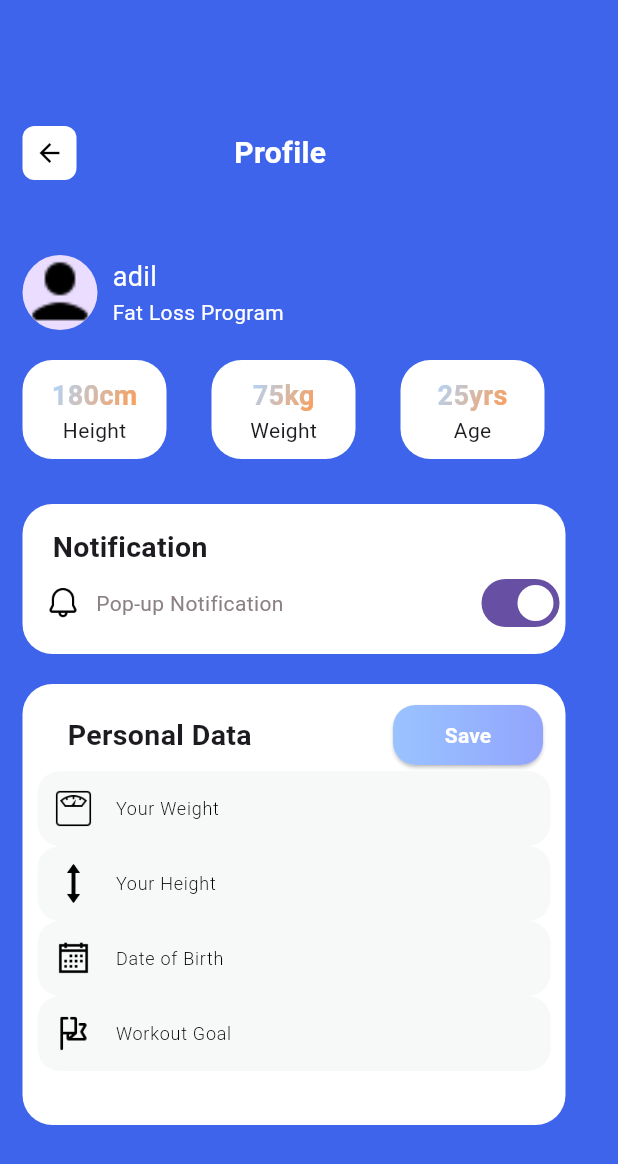
After one commit to broface99/WorkoutApp, a Flutter app: the ProfileScreen screen opened by its route, on a phone screen of 412 x 824 dp. The commit adds this screen. Shown: the top 1164 px of the screen. Run offline on Flutter 3.47's test engine with Material 3 defaults, Android fonts, the phone set to English and light mode, and no system bars; our stand-ins replace image_picker.

Commit message:
finished profile page

```diff
--- a/lib/Pages/home_page.dart
+++ b/lib/Pages/home_page.dart
@@ -18,12 +18,13 @@ class HomeScreen extends StatelessWidget {
 
               ElevatedButton(
                onPressed: (){
-                  Navigator.pushNamed(context, '/notification');
+                  Navigator.pushNamed(context, '/nav');
                 },
-                 child: Text('Notification'))
+                 child: Text('profile'))
             ],
           ),
         ),
+
       ),
     );
   }
--- a/lib/Pages/notification_page.dart
+++ b/lib/Pages/notification_page.dart
@@ -215,18 +215,15 @@ class NotificationScreen extends StatelessWidget {
                 ],
               ),
               SizedBox(height: 15,),
-              Container(
-                width: double.infinity,
-                height: 1,
-                color: Colors.white,
-              ),
-              SizedBox(height: 20,),
+
+
 
 
             ],
           ),
         ),
       ),
+
     );
   }
 }
--- /dev/null
+++ b/lib/Pages/profile_page.dart
@@ -0,0 +1,422 @@
+// ignore_for_file: prefer_const_constructors, prefer_const_literals_to_create_immutables
+import 'package:flutter/material.dart';
+import 'package:image_picker/image_picker.dart';
+import 'dart:io';
+
+class ProfileScreen extends StatefulWidget {
+  const ProfileScreen({Key? key}) : super(key: key);
+
+  @override
+  _ProfileScreenState createState() => _ProfileScreenState();
+}
+
+class _ProfileScreenState extends State<ProfileScreen> {
+  bool _isNotificationOn = true; // Initial state of the switch
+  File? _imageFile;
+  final ImagePicker _picker = ImagePicker();
+
+  Future<void> _pickImage() async {
+    final pickedFile = await _picker.pickImage(source: ImageSource.gallery);
+    if (pickedFile != null) {
+      setState(() {
+        _imageFile = File(pickedFile.path);
+      });
+    }
+  }
+
+  @override
+  Widget build(BuildContext context) {
+    return Scaffold(
+      backgroundColor: Color(0xFF3D64EB),
+      body: Center(
+        child: SingleChildScrollView(
+          child: SafeArea(
+            child: Column(
+              crossAxisAlignment: CrossAxisAlignment.start,
+              children: [
+                SizedBox(height: 10),
+                Row(
+                  children: [
+                    SizedBox(width: 15),
+                    Container(
+                      width: 36,
+                      height: 36,
+                      decoration: BoxDecoration(
+                        borderRadius: BorderRadius.circular(8.0),
+                        color: Colors.white,
+                      ),
+                      child: IconButton(
+                        icon: Icon(
+                          Icons.arrow_back,
+                          color: Colors.black,
+                          size: 20,
+                        ),
+                        onPressed: () {
+                          Navigator.of(context).pop();
+                        },
+                      ),
+                    ),
+                    SizedBox(width: 105),
+                    Text(
+                      'Profile',
+                      style: TextStyle(
+                          color: Colors.white,
+                          fontWeight: FontWeight.bold,
+                          fontSize: 20),
+                    )
+                  ],
+                ),
+                SizedBox(height: 50),
+                Row(
+                  children: [
+                    SizedBox(width: 15),
+                    GestureDetector(
+                      onTap: _pickImage,
+                      child: CircleAvatar(
+                        radius: 25,
+                        backgroundImage: _imageFile == null
+                            ? AssetImage('assets/images/default_user.png')
+                            : FileImage(_imageFile!) as ImageProvider,
+                      ),
+                    ),
+                    SizedBox(width: 10),
+                    Column(
+                      crossAxisAlignment: CrossAxisAlignment.start,
+                      children: [
+                        Text(
+                          'adil',
+                          style: TextStyle(
+                              fontSize: 18,
+                              color: Color.fromARGB(255, 255, 255, 255)),
+                        ),
+                        SizedBox(height: 1),
+                        Text(
+                          'Fat Loss Program',
+                          style: TextStyle(
+                              fontSize: 14,
+                              color: Color.fromARGB(255, 255, 255, 255)),
+                        )
+                      ],
+                    ),
+                  ],
+                ),
+                SizedBox(height: 20),
+                Row(
+                  children: [
+                    SizedBox(width: 15),
+                    Container(
+                      width: 96,
+                      height: 66,
+                      decoration: BoxDecoration(
+                        color: Color.fromARGB(255, 255, 255, 255),
+                        borderRadius: BorderRadius.circular(20),
+                      ),
+                      child: Center(
+                        child: Column(
+                          children: [
+                            SizedBox(height: 11),
+                            ShaderMask(
+                              shaderCallback: (Rect bounds) {
+                                return LinearGradient(
+                                  colors: [Color(0xFFafd7ff), Color(0xFFfd9b52)],
+                                  begin: Alignment.topLeft,
+                                  end: Alignment.bottomRight,
+                                ).createShader(bounds);
+                              },
+                              child: Text(
+                                '180cm',
+                                style: TextStyle(
+                                  fontSize: 18,
+                                  color: Colors.white, // Set the text color to white to apply the gradient
+                                  fontWeight: FontWeight.bold,
+                                ),
+                              ),
+                            ),
+                            Text('Height')
+                          ],
+                        ),
+                      ),
+                    ),
+                    SizedBox(width: 30),
+                    Container(
+                      width: 96,
+                      height: 66,
+                      decoration: BoxDecoration(
+                        color: Color.fromARGB(255, 255, 255, 255),
+                        borderRadius: BorderRadius.circular(20),
+                      ),
+                      child: Center(
+                        child: Column(
+                          children: [
+                            SizedBox(height: 11),
+                            ShaderMask(
+                              shaderCallback: (Rect bounds) {
+                                return LinearGradient(
+                                  colors: [Color(0xFFafd7ff), Color(0xFFfd9b52)],
+                                  begin: Alignment.topLeft,
+                                  end: Alignment.bottomRight,
+                                ).createShader(bounds);
+                              },
+                              child: Text(
+                                '75kg',
+                                style: TextStyle(
+                                  fontSize: 18,
+                                  color: Colors.white, // Set the text color to white to apply the gradient
+                                  fontWeight: FontWeight.bold,
+                                ),
+                              ),
+                            ),
+                            Text('Weight')
+                          ],
+                        ),
+                      ),
+                    ),
+                    SizedBox(width: 30),
+                    Container(
+                      width: 96,
+                      height: 66,
+                      decoration: BoxDecoration(
+                        color: Color.fromARGB(255, 255, 255, 255),
+                        borderRadius: BorderRadius.circular(20),
+                      ),
+                      child: Center(
+                        child: Column(
+                          children: [
+                            SizedBox(height: 11),
+                            ShaderMask(
+                              shaderCallback: (Rect bounds) {
+                                return LinearGradient(
+                                  colors: [Color(0xFFafd7ff), Color(0xFFfd9b52)],
+                                  begin: Alignment.topLeft,
+                                  end: Alignment.bottomRight,
+                                ).createShader(bounds);
+                              },
+                              child: Text(
+                                '25yrs',
+                                style: TextStyle(
+                                  fontSize: 18,
+                                  color: Colors.white, // Set the text color to white to apply the gradient
+                                  fontWeight: FontWeight.bold,
+                                ),
+                              ),
+                            ),
+                            Text('Age')
+                          ],
+                        ),
+                      ),
+                    ),
+                  ],
+                ),
+                SizedBox(height: 30),
+                Row(
+                  children: [
+                    SizedBox(width: 15),
+                    Container(
+                      width: 362,
+                      height: 100,
+                      decoration: BoxDecoration(
+                        color: Color.fromARGB(255, 255, 255, 255),
+                        borderRadius: BorderRadius.circular(20),
+                      ),
+                      child: Column(
+                        children: [
+                          SizedBox(height: 15),
+                          Row(
+                            children: [
+                              SizedBox(width: 20),
+                              Text('Notification', style: TextStyle(fontSize: 19, fontWeight: FontWeight.bold)),
+                            ],
+                          ),
+                          Row(
+                            children: [
+                              SizedBox(width: 15),
+                              Image.asset(
+                                'assets/images/notification.png',
+                                width: 24,
+                                height: 24,
+                              ),
+                              SizedBox(width: 10),
+                              Text('Pop-up Notification', style: TextStyle(color: Color(0xFF8b8183))),
+                              Spacer(),
+                              Switch(
+                                value: _isNotificationOn,
+                                onChanged: (bool newValue) {
+                                  setState(() {
+                                    _isNotificationOn = newValue;
+                                  });
+                                },
+                              ),
+                            ],
+                          ),
+                        ],
+                      ),
+                    ),
+                  ],
+                ),
+                SizedBox(height: 20),
+                Row(
+                  children: [
+                    SizedBox(width: 15),
+                    Container(
+                      width: 362,
+                      height: 294,
+                      decoration: BoxDecoration(
+                        color: Color.fromARGB(255, 255, 255, 255),
+                        borderRadius: BorderRadius.circular(20),
+                      ),
+                      child: Column(
+                        children: [
+                          SizedBox(height: 10),
+                          Row(
+                            children: [
+                              SizedBox(width: 30),
+                              Text('Personal Data', style: TextStyle(fontSize: 19, fontWeight: FontWeight.bold)),
+                              Spacer(),
+                              ElevatedButton(
+                                style: ElevatedButton.styleFrom(
+                                  padding: EdgeInsets.zero, // Remove default padding
+                                  shape: RoundedRectangleBorder(
+                                    borderRadius: BorderRadius.circular(15), // Rounded corners
+                                  ),
+                                ),
+                                onPressed: () {
+                                  // Your button press action
+                                },
+                                child: Ink(
+                                  decoration: BoxDecoration(
+                                    gradient: LinearGradient(
+                                      colors: [Color(0xFF92a5fd), Color(0xFF9ac3ff)], // Gradient colors
+                                      begin: Alignment.centerRight, // Start gradient from right
+                                      end: Alignment.centerLeft, // End gradient at left
+                                    ),
+                                    borderRadius: BorderRadius.circular(15),
+                                  ),
+                                  child: Container(
+                                    constraints: BoxConstraints(
+                                      maxWidth: 100, // Set your desired width
+                                      minHeight: 40, // Set your desired height
+                                    ),
+                                    alignment: Alignment.center,
+                                    child: Text(
+                                      'Save',
+                                      style: TextStyle(
+                                        fontWeight: FontWeight.bold,
+                                        fontSize: 14,
+                                        color: Colors.white,
+                                      ),
+                                    ),
+                                  ),
+                                ),
+                              ),
+                              SizedBox(width: 15,)
+                            ],
+                          ),
+                          Padding(
+                            padding: const EdgeInsets.symmetric(horizontal: 10),
+                            child: TextField(
+                              style: TextStyle(fontSize: 12),
+                              decoration: InputDecoration(
+                                hintText: 'Your Weight',
+                                hintStyle: TextStyle(color: Colors.black, fontWeight: FontWeight.w300),
+                                prefixIcon: Padding(
+                                  padding: const EdgeInsets.symmetric(horizontal: 9, vertical: 10),
+                                  child: Image.asset('assets/images/scale.png', width: 10, height: 10),
+                                ),
+                                fillColor: Color(0xFFf7f8f8),
+                                filled: true,
+                                border: OutlineInputBorder(
+                                  borderRadius: BorderRadius.circular(15),
+                                  borderSide: BorderSide.none, // Make the border transparent
+                                ),
+                                focusedBorder: OutlineInputBorder(
+                                  borderSide: BorderSide.none, // Make the focused border transparent
+                                  borderRadius: BorderRadius.circular(17),
+                                ),
+                              ),
+                            ),
+                          ),
+                          Padding(
+                            padding: const EdgeInsets.symmetric(horizontal: 10),
+                            child: TextField(
+                              style: TextStyle(fontSize: 12),
+                              decoration: InputDecoration(
+                                hintText: 'Your Height',
+                                hintStyle: TextStyle(color: Colors.black, fontWeight: FontWeight.w300),
+                                prefixIcon: Padding(
+                                  padding: const EdgeInsets.symmetric(horizontal: 9, vertical: 10),
+                                  child: Image.asset('assets/images/height.png', width: 10, height: 10),
+                                ),
+                                fillColor: Color(0xFFf7f8f8),
+                                filled: true,
+                                border: OutlineInputBorder(
+                                  borderRadius: BorderRadius.circular(15),
+                                  borderSide: BorderSide.none, // Make the border transparent
+                                ),
+                                focusedBorder: OutlineInputBorder(
+                                  borderSide: BorderSide.none, // Make the focused border transparent
+                                  borderRadius: BorderRadius.circular(17),
+                                ),
+                              ),
+                            ),
+                          ),
+                          Padding(
+                            padding: const EdgeInsets.symmetric(horizontal: 10),
+                            child: TextField(
+                              style: TextStyle(fontSize: 12),
+                              decoration: InputDecoration(
+                                hintText: 'Date of Birth',
+                                hintStyle: TextStyle(color: Colors.black, fontWeight: FontWeight.w300),
+                                prefixIcon: Padding(
+                                  padding: const EdgeInsets.symmetric(horizontal: 9, vertical: 10),
+                                  child: Image.asset('assets/images/calendar.png', width: 10, height: 10),
+                                ),
+                                fillColor: Color(0xFFf7f8f8),
+                                filled: true,
+                                border: OutlineInputBorder(
+                                  borderRadius: BorderRadius.circular(15),
+                                  borderSide: BorderSide.none, // Make the border transparent
+                                ),
+                                focusedBorder: OutlineInputBorder(
+                                  borderSide: BorderSide.none, // Make the focused border transparent
+                                  borderRadius: BorderRadius.circular(17),
+                                ),
+                              ),
+                            ),
+                          ),
+                           Padding(
+                            padding: const EdgeInsets.symmetric(horizontal: 10),
+                            child: TextField(
+                              style: TextStyle(fontSize: 12),
+                              decoration: InputDecoration(
+                                hintText: 'Workout Goal',
+                                hintStyle: TextStyle(color: Colors.black, fontWeight: FontWeight.w300),
+                                prefixIcon: Padding(
+                                  padding: const EdgeInsets.symmetric(horizontal: 9, vertical: 10),
+                                  child: Image.asset('assets/images/goal.png', width: 10, height: 10),
+                                ),
+                                fillColor: Color(0xFFf7f8f8),
+                                filled: true,
+                                border: OutlineInputBorder(
+                                  borderRadius: BorderRadius.circular(15),
+                                  borderSide: BorderSide.none, // Make the border transparent
+                                ),
+                                focusedBorder: OutlineInputBorder(
+                                  borderSide: BorderSide.none, // Make the focused border transparent
+                                  borderRadius: BorderRadius.circular(17),
+                                ),
+                              ),
+                            ),
+                          )
+                        ],
+                      ),
+                    ),
+                  ],
+                ),
+              ],
+            ),
+          ),
+        ),
+      ),
+    );
+  }
+}
--- a/lib/Routes/route_generator.dart
+++ b/lib/Routes/route_generator.dart
@@ -6,6 +6,8 @@ import 'package:workoutapp/Pages/signup_page.dart';
 import 'package:workoutapp/Pages/login_page.dart';
 import 'package:workoutapp/Pages/home_page.dart';
 import 'package:workoutapp/Pages/notification_page.dart';
+import 'package:workoutapp/Pages/profile_page.dart';
+import 'package:workoutapp/random_widgets/nav_bar.dart';
 class RouteGenerator {
 
   static Route<dynamic> generateRoute(RouteSettings settings) {
@@ -22,6 +24,12 @@ class RouteGenerator {
           return MaterialPageRoute(builder: (_) => HomeScreen());
       case '/notification':
           return MaterialPageRoute(builder: (_) => NotificationScreen());
+      case '/profile':
+          return MaterialPageRoute(builder: (_) => ProfileScreen());
+      case '/nav':
+          return MaterialPageRoute(builder: (_) => MyNavBar());
+
+
 
 
 
--- /dev/null
+++ b/lib/random_widgets/nav_bar.dart
@@ -0,0 +1,58 @@
+import 'package:flutter/material.dart';
+import 'package:workoutapp/Pages/home_page.dart';
+import 'package:workoutapp/Pages/notification_page.dart';
+import 'package:workoutapp/Pages/profile_page.dart';
+
+class MyNavBar extends StatefulWidget {
+  const MyNavBar({Key? key}) : super(key: key);
+
+  @override
+  State<MyNavBar> createState() => _MyNavBarState();
+}
+
+class _MyNavBarState extends State<MyNavBar> {
+  int _selectedIndex = 0;
+
+  List<Widget> body = const [
+    HomeScreen(),
+    ProfileScreen(),
+    NotificationScreen()
+  ];
+
+  void _onItemTapped(int index) {
+    setState(() {
+      _selectedIndex = index;
+    });
+  }
+
+  @override
+  Widget build(BuildContext context) {
+    return Scaffold(
+      body: Center(
+        child: body[_selectedIndex],
+      ),
+      bottomNavigationBar: BottomNavigationBar(
+        currentIndex: _selectedIndex,
+        onTap: (int newIndex){
+          setState(() {
+            _selectedIndex = newIndex;
+          });
+        },
+        items: [
+          BottomNavigationBarItem(
+            label:'Home',
+            icon: Icon(Icons.home)
+            ),
+            BottomNavigationBarItem(
+            label:'Profile',
+            icon: Icon(Icons.person)
+            ),
+            BottomNavigationBarItem(
+            label:'Notif',
+            icon: Icon(Icons.notifications)
+            ),
+        ],
+      ),
+    );
+  }
+}
```
Also changed, not shown: pubspec.yaml (+7 -0 lines), assets/images/calendar.png (added), assets/images/default_user.png (added), assets/images/goal.png (added), assets/images/height.png (added), assets/images/notification.png (added), assets/images/scale.png (added), pubspec.lock, 5 other files.
